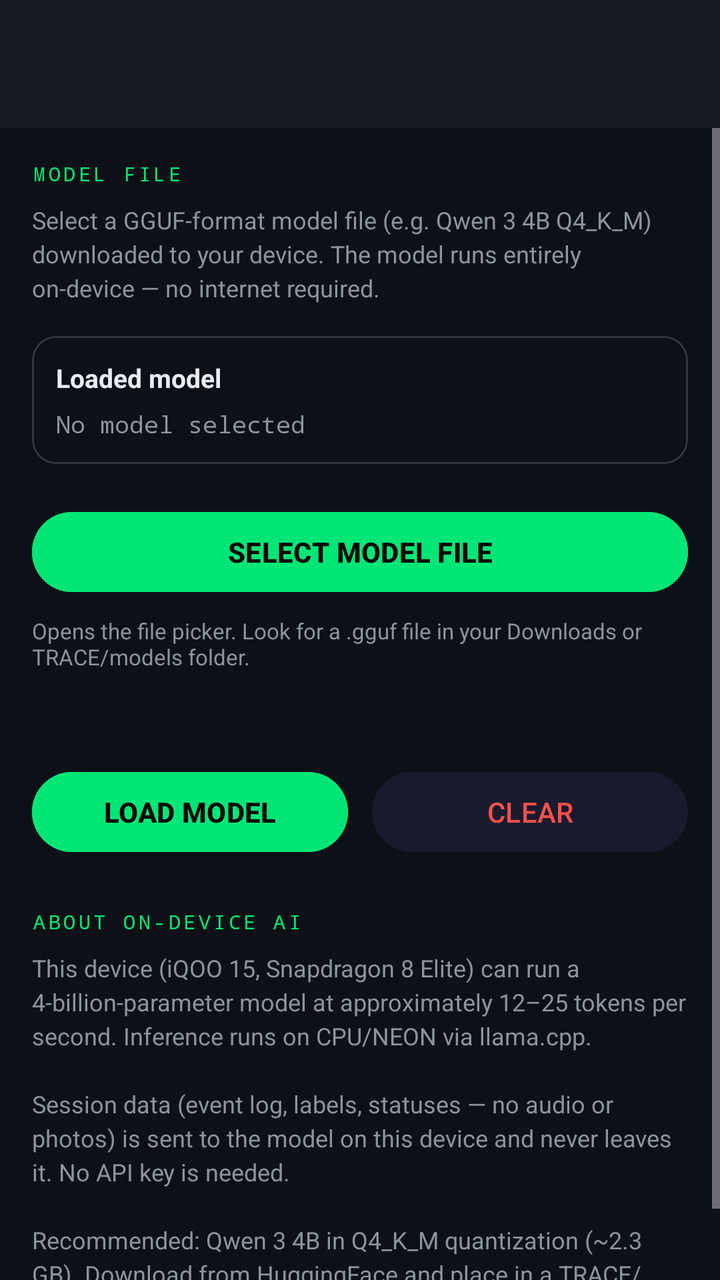
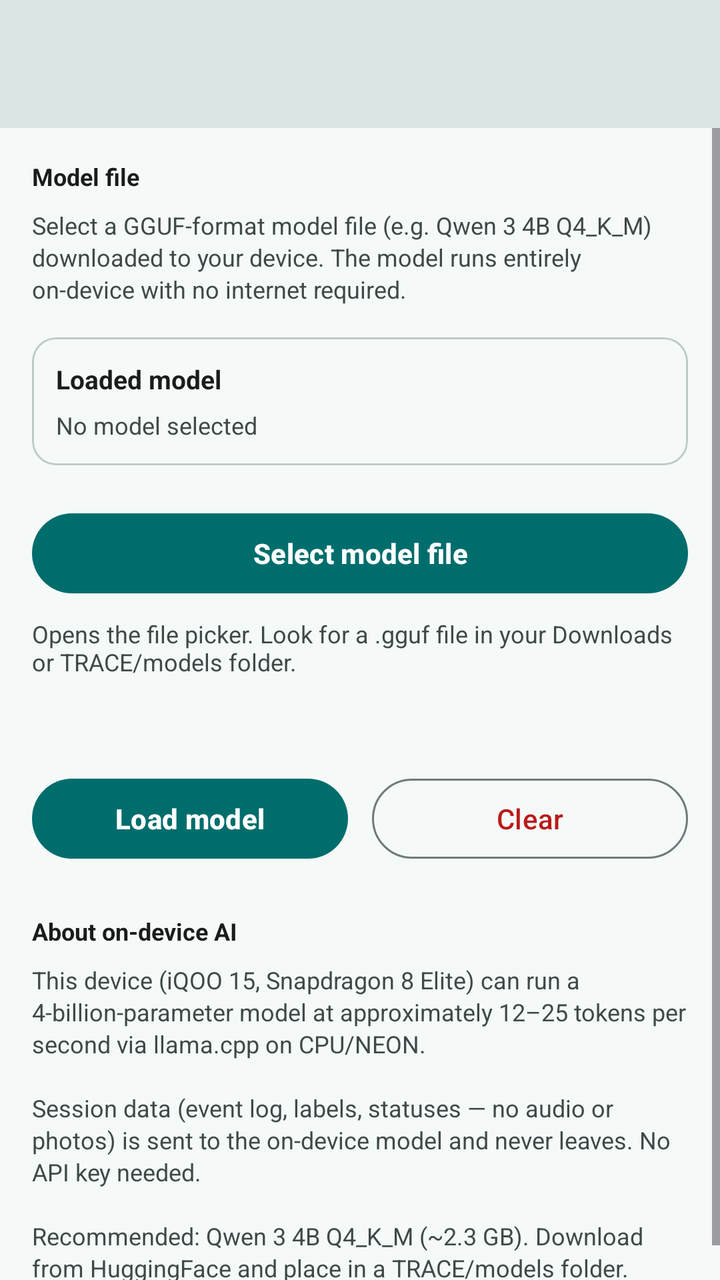

Compare the two renders of this Android layout. The source of the first and the diff that turns it into the second are given below.
<!-- AndroidManifest.xml: application theme Theme.TRACE -->
<!-- res/layout/activity_local_ai_settings.xml -->
<?xml version="1.0" encoding="utf-8"?>
<LinearLayout xmlns:android="http://schemas.android.com/apk/res/android"
    xmlns:app="http://schemas.android.com/apk/res-auto"
    android:layout_width="match_parent"
    android:layout_height="match_parent"
    android:orientation="vertical"
    android:background="?attr/colorSurface">

    <com.google.android.material.appbar.MaterialToolbar
        android:id="@+id/toolbar"
        android:layout_width="match_parent"
        android:layout_height="?attr/actionBarSize"
        android:background="?attr/colorSurfaceVariant"
        app:titleTextColor="?attr/colorPrimary"
        app:navigationIconTint="?attr/colorPrimary" />

    <ScrollView
        android:layout_width="match_parent"
        android:layout_height="0dp"
        android:layout_weight="1">

        <LinearLayout
            android:layout_width="match_parent"
            android:layout_height="wrap_content"
            android:orientation="vertical"
            android:padding="16dp">

            <TextView
                android:layout_width="match_parent"
                android:layout_height="wrap_content"
                android:text="MODEL FILE"
                android:textColor="?attr/colorPrimary"
                android:textSize="10sp"
                android:letterSpacing="0.15"
                android:fontFamily="monospace"
                android:paddingBottom="8dp" />

            <TextView
                android:layout_width="match_parent"
                android:layout_height="wrap_content"
                android:textColor="?attr/colorOnSurfaceVariant"
                android:textSize="12sp"
                android:lineSpacingExtra="3dp"
                android:text="Select a GGUF-format model file (e.g. Qwen 3 4B Q4_K_M) downloaded to your device. The model runs entirely on-device — no internet required." />

            
            <com.google.android.material.card.MaterialCardView
                android:layout_width="match_parent"
                android:layout_height="wrap_content"
                android:layout_marginTop="16dp"
                app:cardElevation="0dp"
                app:strokeWidth="1dp"
                app:strokeColor="@color/trace_outline"
                app:contentPadding="12dp">

                <LinearLayout
                    android:layout_width="match_parent"
                    android:layout_height="wrap_content"
                    android:orientation="vertical">

                    <TextView
                        android:layout_width="match_parent"
                        android:layout_height="wrap_content"
                        android:text="Loaded model"
                        android:textColor="?attr/colorOnSurface"
                        android:textSize="13sp"
                        android:textStyle="bold" />

                    <TextView
                        android:id="@+id/tvModelName"
                        android:layout_width="match_parent"
                        android:layout_height="wrap_content"
                        android:layout_marginTop="6dp"
                        android:textColor="?attr/colorOnSurfaceVariant"
                        android:textSize="12sp"
                        android:fontFamily="monospace"
                        android:text="No model selected" />

                    <TextView
                        android:id="@+id/tvModelPath"
                        android:layout_width="match_parent"
                        android:layout_height="wrap_content"
                        android:layout_marginTop="4dp"
                        android:textColor="?attr/colorOnSurfaceVariant"
                        android:textSize="11sp"
                        android:fontFamily="monospace"
                        android:visibility="gone" />

                    <TextView
                        android:id="@+id/tvModelSize"
                        android:layout_width="match_parent"
                        android:layout_height="wrap_content"
                        android:layout_marginTop="4dp"
                        android:textColor="?attr/colorOnSurfaceVariant"
                        android:textSize="11sp"
                        android:fontFamily="monospace"
                        android:visibility="gone" />

                </LinearLayout>

            </com.google.android.material.card.MaterialCardView>

            <Button
                android:id="@+id/btnSelectModel"
                android:layout_width="match_parent"
                android:layout_height="48dp"
                android:layout_marginTop="20dp"
                android:text="SELECT MODEL FILE"
                android:textColor="?attr/colorOnPrimary"
                android:textStyle="bold"
                android:backgroundTint="?attr/colorPrimary" />

            <TextView
                android:layout_width="match_parent"
                android:layout_height="wrap_content"
                android:layout_marginTop="8dp"
                android:textColor="?attr/colorOnSurfaceVariant"
                android:textSize="11sp"
                android:text="Opens the file picker. Look for a .gguf file in your Downloads or TRACE/models folder." />

            
            <TextView
                android:id="@+id/tvStatus"
                android:layout_width="match_parent"
                android:layout_height="wrap_content"
                android:layout_marginTop="14dp"
                android:textColor="?attr/colorOnSurfaceVariant"
                android:textSize="12sp"
                android:fontFamily="monospace" />

            
            <LinearLayout
                android:layout_width="match_parent"
                android:layout_height="wrap_content"
                android:layout_marginTop="16dp"
                android:orientation="horizontal">

                <Button
                    android:id="@+id/btnLoadModel"
                    android:layout_width="0dp"
                    android:layout_height="48dp"
                    android:layout_weight="1"
                    android:layout_marginEnd="6dp"
                    android:text="LOAD MODEL"
                    android:textColor="?attr/colorOnPrimary"
                    android:textStyle="bold"
                    android:backgroundTint="?attr/colorPrimary" />

                <Button
                    android:id="@+id/btnClearModel"
                    android:layout_width="0dp"
                    android:layout_height="48dp"
                    android:layout_weight="1"
                    android:layout_marginStart="6dp"
                    android:text="CLEAR"
                    android:textColor="@color/trace_status_rejected"
                    android:backgroundTint="@color/trace_surface_elevated" />

            </LinearLayout>

            <TextView
                android:layout_width="match_parent"
                android:layout_height="wrap_content"
                android:layout_marginTop="24dp"
                android:text="ABOUT ON-DEVICE AI"
                android:textColor="?attr/colorPrimary"
                android:textSize="10sp"
                android:letterSpacing="0.15"
                android:fontFamily="monospace"
                android:paddingBottom="8dp" />

            <TextView
                android:layout_width="match_parent"
                android:layout_height="wrap_content"
                android:textColor="?attr/colorOnSurfaceVariant"
                android:textSize="12sp"
                android:lineSpacingExtra="3dp"
                android:text="This device (iQOO 15, Snapdragon 8 Elite) can run a 4-billion-parameter model at approximately 12–25 tokens per second. Inference runs on CPU/NEON via llama.cpp.\n\nSession data (event log, labels, statuses — no audio or photos) is sent to the model on this device and never leaves it. No API key is needed.\n\nRecommended: Qwen 3 4B in Q4_K_M quantization (~2.3 GB). Download from HuggingFace and place in a TRACE/models folder on your device." />

        </LinearLayout>

    </ScrollView>

</LinearLayout>
<!-- resources referenced by this layout -->
<resources>
  <color name="trace_outline">#30363D</color>
  <color name="trace_status_rejected">#F85149</color>
  <color name="trace_surface_elevated">#1A1A2E</color>
  <style name="Theme.TRACE" parent="Theme.Material3.Dark.NoActionBar">
  
          
          <item name="colorPrimary">@color/trace_primary</item>
          <item name="colorOnPrimary">@color/trace_on_primary</item>
          <item name="colorPrimaryContainer">@color/trace_primary_container</item>
          <item name="colorOnPrimaryContainer">@color/trace_on_primary_container</item>
          <item name="colorSecondary">@color/trace_secondary</item>
          <item name="colorOnSecondary">@color/trace_on_secondary</item>
          <item name="colorSecondaryContainer">@color/trace_secondary_container</item>
          <item name="colorOnSecondaryContainer">@color/trace_on_secondary_container</item>
          <item name="colorTertiary">@color/trace_tertiary</item>
          <item name="colorOnTertiary">@color/trace_on_tertiary</item>
          <item name="colorTertiaryContainer">@color/trace_tertiary_container</item>
          <item name="colorOnTertiaryContainer">@color/trace_on_tertiary_container</item>
          <item name="colorError">@color/trace_error</item>
          <item name="colorOnError">@color/trace_on_error</item>
          <item name="colorErrorContainer">@color/trace_error_container</item>
          <item name="colorOnErrorContainer">@color/trace_on_error_container</item>
  
          
          <item name="colorSurface">@color/trace_surface</item>
          <item name="colorOnSurface">@color/trace_on_surface</item>
          <item name="colorSurfaceVariant">@color/trace_surface_variant</item>
          <item name="colorOnSurfaceVariant">@color/trace_on_surface_variant</item>
          <item name="colorSurfaceInverse">@color/trace_inverse_surface</item>
          <item name="colorOnSurfaceInverse">@color/trace_inverse_on_surface</item>
          <item name="colorPrimaryInverse">@color/trace_inverse_primary</item>
          <item name="colorOutline">@color/trace_outline</item>
          <item name="colorOutlineVariant">@color/trace_outline_variant</item>
          <item name="colorOnBackground">@color/trace_on_surface</item>
          <item name="android:colorBackground">@color/trace_surface</item>
          <item name="android:windowBackground">@color/trace_surface</item>
          <item name="android:statusBarColor">@color/trace_surface</item>
          <item name="android:navigationBarColor">@color/trace_surface</item>
      </style>
  <color name="trace_primary">#00E676</color>
  <color name="trace_on_primary">#000000</color>
  <color name="trace_primary_container">#00401F</color>
  <color name="trace_on_primary_container">#6CFFA5</color>
  <color name="trace_secondary">#58A6FF</color>
  <color name="trace_on_secondary">#001B33</color>
  <color name="trace_secondary_container">#12314C</color>
  <color name="trace_on_secondary_container">#CFE4FF</color>
  <color name="trace_tertiary">#FFD600</color>
  <color name="trace_on_tertiary">#2A2100</color>
  <color name="trace_tertiary_container">#4A3D00</color>
  <color name="trace_on_tertiary_container">#FFE680</color>
  <color name="trace_error">#F85149</color>
  <color name="trace_on_error">#000000</color>
  <color name="trace_error_container">#7A1D19</color>
  <color name="trace_on_error_container">#FFDAD6</color>
  <color name="trace_surface">#0D1117</color>
  <color name="trace_on_surface">#E6EDF3</color>
  <color name="trace_surface_variant">#161B22</color>
  <color name="trace_on_surface_variant">#8B949E</color>
  <color name="trace_inverse_surface">#E6EDF3</color>
  <color name="trace_inverse_on_surface">#161B22</color>
  <color name="trace_inverse_primary">#00C853</color>
  <color name="trace_outline_variant">#21262D</color>
</resources>

<!-- the commit's change to res/layout/activity_local_ai_settings.xml (unified diff, before → after) -->
@@ -11,8 +11,8 @@
         android:layout_width="match_parent"
         android:layout_height="?attr/actionBarSize"
         android:background="?attr/colorSurfaceVariant"
-        app:titleTextColor="?attr/colorPrimary"
-        app:navigationIconTint="?attr/colorPrimary" />
+        app:titleTextColor="?attr/colorOnSurface"
+        app:navigationIconTint="?attr/colorOnSurface" />
 
     <ScrollView
         android:layout_width="match_parent"
@@ -28,11 +28,10 @@
             <TextView
                 android:layout_width="match_parent"
                 android:layout_height="wrap_content"
-                android:text="MODEL FILE"
-                android:textColor="?attr/colorPrimary"
-                android:textSize="10sp"
-                android:letterSpacing="0.15"
-                android:fontFamily="monospace"
+                android:text="Model file"
+                android:textColor="?attr/colorOnSurface"
+                android:textSize="12sp"
+                android:textStyle="bold"
                 android:paddingBottom="8dp" />
 
             <TextView
@@ -40,8 +39,8 @@
                 android:layout_height="wrap_content"
                 android:textColor="?attr/colorOnSurfaceVariant"
                 android:textSize="12sp"
-                android:lineSpacingExtra="3dp"
-                android:text="Select a GGUF-format model file (e.g. Qwen 3 4B Q4_K_M) downloaded to your device. The model runs entirely on-device — no internet required." />
+                android:lineSpacingExtra="2dp"
+                android:text="Select a GGUF-format model file (e.g. Qwen 3 4B Q4_K_M) downloaded to your device. The model runs entirely on-device with no internet required." />
 
             
             <com.google.android.material.card.MaterialCardView
@@ -50,7 +49,7 @@
                 android:layout_marginTop="16dp"
                 app:cardElevation="0dp"
                 app:strokeWidth="1dp"
-                app:strokeColor="@color/trace_outline"
+                app:strokeColor="?attr/colorOutlineVariant"
                 app:contentPadding="12dp">
 
                 <LinearLayout
@@ -73,7 +72,6 @@
                         android:layout_marginTop="6dp"
                         android:textColor="?attr/colorOnSurfaceVariant"
                         android:textSize="12sp"
-                        android:fontFamily="monospace"
                         android:text="No model selected" />
 
                     <TextView
@@ -83,7 +81,6 @@
                         android:layout_marginTop="4dp"
                         android:textColor="?attr/colorOnSurfaceVariant"
                         android:textSize="11sp"
-                        android:fontFamily="monospace"
                         android:visibility="gone" />
 
                     <TextView
@@ -93,29 +90,27 @@
                         android:layout_marginTop="4dp"
                         android:textColor="?attr/colorOnSurfaceVariant"
                         android:textSize="11sp"
-                        android:fontFamily="monospace"
                         android:visibility="gone" />
 
                 </LinearLayout>
 
             </com.google.android.material.card.MaterialCardView>
 
-            <Button
+            <com.google.android.material.button.MaterialButton
                 android:id="@+id/btnSelectModel"
+                style="@style/Widget.Material3.Button"
                 android:layout_width="match_parent"
                 android:layout_height="48dp"
                 android:layout_marginTop="20dp"
-                android:text="SELECT MODEL FILE"
-                android:textColor="?attr/colorOnPrimary"
-                android:textStyle="bold"
-                android:backgroundTint="?attr/colorPrimary" />
+                android:text="Select model file"
+                android:textStyle="bold" />
 
             <TextView
                 android:layout_width="match_parent"
                 android:layout_height="wrap_content"
                 android:layout_marginTop="8dp"
                 android:textColor="?attr/colorOnSurfaceVariant"
-                android:textSize="11sp"
+                android:textSize="12sp"
                 android:text="Opens the file picker. Look for a .gguf file in your Downloads or TRACE/models folder." />
 
             
@@ -125,8 +120,7 @@
                 android:layout_height="wrap_content"
                 android:layout_marginTop="14dp"
                 android:textColor="?attr/colorOnSurfaceVariant"
-                android:textSize="12sp"
-                android:fontFamily="monospace" />
+                android:textSize="12sp" />
 
             
             <LinearLayout
@@ -135,26 +129,25 @@
                 android:layout_marginTop="16dp"
                 android:orientation="horizontal">
 
-                <Button
+                <com.google.android.material.button.MaterialButton
                     android:id="@+id/btnLoadModel"
+                    style="@style/Widget.Material3.Button"
                     android:layout_width="0dp"
                     android:layout_height="48dp"
                     android:layout_weight="1"
                     android:layout_marginEnd="6dp"
-                    android:text="LOAD MODEL"
-                    android:textColor="?attr/colorOnPrimary"
-                    android:textStyle="bold"
-                    android:backgroundTint="?attr/colorPrimary" />
+                    android:text="Load model"
+                    android:textStyle="bold" />
 
-                <Button
+                <com.google.android.material.button.MaterialButton
                     android:id="@+id/btnClearModel"
+                    style="@style/Widget.Material3.Button.OutlinedButton"
                     android:layout_width="0dp"
                     android:layout_height="48dp"
                     android:layout_weight="1"
                     android:layout_marginStart="6dp"
-                    android:text="CLEAR"
-                    android:textColor="@color/trace_status_rejected"
-                    android:backgroundTint="@color/trace_surface_elevated" />
+                    android:text="Clear"
+                    android:textColor="?attr/colorError" />
 
             </LinearLayout>
 
@@ -162,11 +155,10 @@
                 android:layout_width="match_parent"
                 android:layout_height="wrap_content"
                 android:layout_marginTop="24dp"
-                android:text="ABOUT ON-DEVICE AI"
-                android:textColor="?attr/colorPrimary"
-                android:textSize="10sp"
-                android:letterSpacing="0.15"
-                android:fontFamily="monospace"
+                android:text="About on-device AI"
+                android:textColor="?attr/colorOnSurface"
+                android:textSize="12sp"
+                android:textStyle="bold"
                 android:paddingBottom="8dp" />
 
             <TextView
@@ -174,8 +166,8 @@
                 android:layout_height="wrap_content"
                 android:textColor="?attr/colorOnSurfaceVariant"
                 android:textSize="12sp"
-                android:lineSpacingExtra="3dp"
-                android:text="This device (iQOO 15, Snapdragon 8 Elite) can run a 4-billion-parameter model at approximately 12–25 tokens per second. Inference runs on CPU/NEON via llama.cpp.\n\nSession data (event log, labels, statuses — no audio or photos) is sent to the model on this device and never leaves it. No API key is needed.\n\nRecommended: Qwen 3 4B in Q4_K_M quantization (~2.3 GB). Download from HuggingFace and place in a TRACE/models folder on your device." />
+                android:lineSpacingExtra="2dp"
+                android:text="This device (iQOO 15, Snapdragon 8 Elite) can run a 4-billion-parameter model at approximately 12–25 tokens per second via llama.cpp on CPU/NEON.\n\nSession data (event log, labels, statuses — no audio or photos) is sent to the on-device model and never leaves. No API key needed.\n\nRecommended: Qwen 3 4B Q4_K_M (~2.3 GB). Download from HuggingFace and place in a TRACE/models folder." />
 
         </LinearLayout>
 
<!-- resource entries referenced after the edit -->
@@ -1,67 +1,62 @@
 <!-- resources referenced by this layout -->
 <resources>
-  <color name="trace_outline">#30363D</color>
-  <color name="trace_status_rejected">#F85149</color>
-  <color name="trace_surface_elevated">#1A1A2E</color>
-  <style name="Theme.TRACE" parent="Theme.Material3.Dark.NoActionBar">
-  
+  <style name="Theme.TRACE" parent="Theme.Material3.DayNight.NoActionBar">
           
-          <item name="colorPrimary">@color/trace_primary</item>
-          <item name="colorOnPrimary">@color/trace_on_primary</item>
-          <item name="colorPrimaryContainer">@color/trace_primary_container</item>
-          <item name="colorOnPrimaryContainer">@color/trace_on_primary_container</item>
-          <item name="colorSecondary">@color/trace_secondary</item>
-          <item name="colorOnSecondary">@color/trace_on_secondary</item>
-          <item name="colorSecondaryContainer">@color/trace_secondary_container</item>
-          <item name="colorOnSecondaryContainer">@color/trace_on_secondary_container</item>
-          <item name="colorTertiary">@color/trace_tertiary</item>
-          <item name="colorOnTertiary">@color/trace_on_tertiary</item>
-          <item name="colorTertiaryContainer">@color/trace_tertiary_container</item>
-          <item name="colorOnTertiaryContainer">@color/trace_on_tertiary_container</item>
-          <item name="colorError">@color/trace_error</item>
-          <item name="colorOnError">@color/trace_on_error</item>
-          <item name="colorErrorContainer">@color/trace_error_container</item>
-          <item name="colorOnErrorContainer">@color/trace_on_error_container</item>
-  
-          
-          <item name="colorSurface">@color/trace_surface</item>
-          <item name="colorOnSurface">@color/trace_on_surface</item>
-          <item name="colorSurfaceVariant">@color/trace_surface_variant</item>
-          <item name="colorOnSurfaceVariant">@color/trace_on_surface_variant</item>
-          <item name="colorSurfaceInverse">@color/trace_inverse_surface</item>
-          <item name="colorOnSurfaceInverse">@color/trace_inverse_on_surface</item>
-          <item name="colorPrimaryInverse">@color/trace_inverse_primary</item>
-          <item name="colorOutline">@color/trace_outline</item>
-          <item name="colorOutlineVariant">@color/trace_outline_variant</item>
-          <item name="colorOnBackground">@color/trace_on_surface</item>
-          <item name="android:colorBackground">@color/trace_surface</item>
-          <item name="android:windowBackground">@color/trace_surface</item>
-          <item name="android:statusBarColor">@color/trace_surface</item>
-          <item name="android:navigationBarColor">@color/trace_surface</item>
+          <item name="colorPrimary">@color/light_primary</item>
+          <item name="colorOnPrimary">@color/light_on_primary</item>
+          <item name="colorPrimaryContainer">@color/light_primary_container</item>
+          <item name="colorOnPrimaryContainer">@color/light_on_primary_container</item>
+          <item name="colorSecondary">@color/light_secondary</item>
+          <item name="colorOnSecondary">@color/light_on_secondary</item>
+          <item name="colorSecondaryContainer">@color/light_secondary_container</item>
+          <item name="colorOnSecondaryContainer">@color/light_on_secondary_container</item>
+          <item name="colorTertiary">@color/light_tertiary</item>
+          <item name="colorOnTertiary">@color/light_on_tertiary</item>
+          <item name="colorTertiaryContainer">@color/light_tertiary_container</item>
+          <item name="colorOnTertiaryContainer">@color/light_on_tertiary_container</item>
+          <item name="colorError">@color/light_error</item>
+          <item name="colorOnError">@color/light_on_error</item>
+          <item name="colorErrorContainer">@color/light_error_container</item>
+          <item name="colorOnErrorContainer">@color/light_on_error_container</item>
+          <item name="colorSurface">@color/light_surface</item>
+          <item name="colorOnSurface">@color/light_on_surface</item>
+          <item name="colorSurfaceVariant">@color/light_surface_variant</item>
+          <item name="colorOnSurfaceVariant">@color/light_on_surface_variant</item>
+          <item name="colorSurfaceInverse">@color/light_inverse_surface</item>
+          <item name="colorOnSurfaceInverse">@color/light_inverse_on_surface</item>
+          <item name="colorPrimaryInverse">@color/light_inverse_primary</item>
+          <item name="colorOutline">@color/light_outline</item>
+          <item name="colorOutlineVariant">@color/light_outline_variant</item>
+          <item name="android:colorBackground">@color/light_surface</item>
+          <item name="android:windowBackground">@color/light_surface</item>
+          <item name="android:statusBarColor">@color/light_surface_container</item>
+          <item name="android:navigationBarColor">@color/light_surface_container</item>
       </style>
-  <color name="trace_primary">#00E676</color>
-  <color name="trace_on_primary">#000000</color>
-  <color name="trace_primary_container">#00401F</color>
-  <color name="trace_on_primary_container">#6CFFA5</color>
-  <color name="trace_secondary">#58A6FF</color>
-  <color name="trace_on_secondary">#001B33</color>
-  <color name="trace_secondary_container">#12314C</color>
-  <color name="trace_on_secondary_container">#CFE4FF</color>
-  <color name="trace_tertiary">#FFD600</color>
-  <color name="trace_on_tertiary">#2A2100</color>
-  <color name="trace_tertiary_container">#4A3D00</color>
-  <color name="trace_on_tertiary_container">#FFE680</color>
-  <color name="trace_error">#F85149</color>
-  <color name="trace_on_error">#000000</color>
-  <color name="trace_error_container">#7A1D19</color>
-  <color name="trace_on_error_container">#FFDAD6</color>
-  <color name="trace_surface">#0D1117</color>
-  <color name="trace_on_surface">#E6EDF3</color>
-  <color name="trace_surface_variant">#161B22</color>
-  <color name="trace_on_surface_variant">#8B949E</color>
-  <color name="trace_inverse_surface">#E6EDF3</color>
-  <color name="trace_inverse_on_surface">#161B22</color>
-  <color name="trace_inverse_primary">#00C853</color>
-  <color name="trace_outline_variant">#21262D</color>
+  <color name="light_primary">#006D6D</color>
+  <color name="light_on_primary">#FFFFFF</color>
+  <color name="light_primary_container">#6FF7F6</color>
+  <color name="light_on_primary_container">#002020</color>
+  <color name="light_secondary">#4A6363</color>
+  <color name="light_on_secondary">#FFFFFF</color>
+  <color name="light_secondary_container">#CCE8E8</color>
+  <color name="light_on_secondary_container">#051F1F</color>
+  <color name="light_tertiary">#4D5F71</color>
+  <color name="light_on_tertiary">#FFFFFF</color>
+  <color name="light_tertiary_container">#D1E4F9</color>
+  <color name="light_on_tertiary_container">#081C2B</color>
+  <color name="light_error">#BA1A1A</color>
+  <color name="light_on_error">#FFFFFF</color>
+  <color name="light_error_container">#FFDAD6</color>
+  <color name="light_on_error_container">#410002</color>
+  <color name="light_surface">#F5FAF9</color>
+  <color name="light_on_surface">#191C1C</color>
+  <color name="light_surface_variant">#DAE5E4</color>
+  <color name="light_on_surface_variant">#3F4948</color>
+  <color name="light_inverse_surface">#2D3131</color>
+  <color name="light_inverse_on_surface">#EFF4F3</color>
+  <color name="light_inverse_primary">#4FDADA</color>
+  <color name="light_outline">#6F7979</color>
+  <color name="light_outline_variant">#BEC9C8</color>
+  <color name="light_surface_container">#E9EFEE</color>
 </resources>
 
